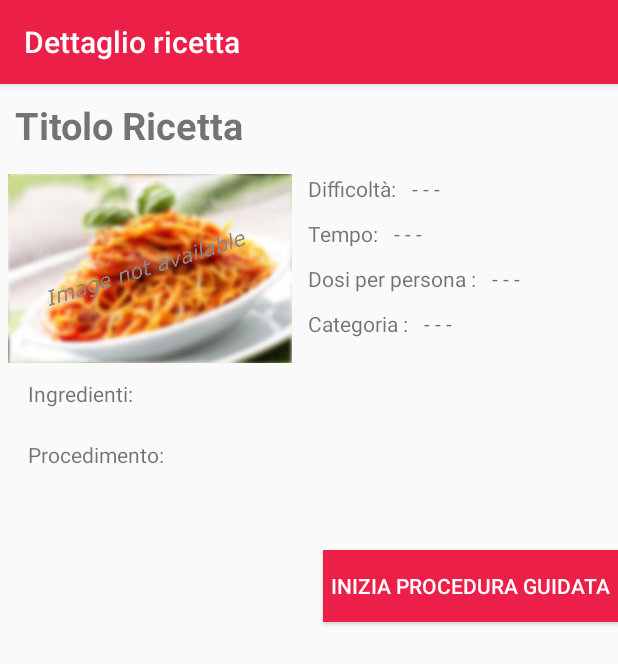
After one commit to Bat95/ProgettoMobile, an Android app: the fragment RecipeDetail shown on its own in the app's theme, on a phone screen of 412 x 824 dp. The commit adds this screen. Shown: the top 664 px of the screen. Run offline under Robolectric (Android 15) with nearby library versions, the phone set to English and light mode, and no system bars.

Commit message:
added recipe details - fixed app icon

```diff
--- a/app/src/main/java/com/myrecipebook/myrecipebook/Recipe.java
+++ b/app/src/main/java/com/myrecipebook/myrecipebook/Recipe.java
@@ -9,7 +9,6 @@ public class Recipe {
     public String MainPic;
     public int DosePerPerson;
     public String[] Steps;
-    public String[] StepImages;
     public String[] Ingredients;
     public int Difficulty;
     public int Duration;
--- /dev/null
+++ b/app/src/main/java/com/myrecipebook/myrecipebook/RecipeDetail.java
@@ -0,0 +1,32 @@
+package com.myrecipebook.myrecipebook;
+
+import android.os.Bundle;
+import android.support.annotation.Nullable;
+import android.support.v4.app.Fragment;
+import android.view.LayoutInflater;
+import android.view.View;
+import android.view.ViewGroup;
+
+/**
+ * Created by Sonia on 23/08/17.
+ */
+
+public class RecipeDetail extends Fragment {
+    @Override
+    public void onViewCreated(View view, @Nullable Bundle savedInstanceState) {
+        super.onViewCreated(view, savedInstanceState);
+        getActivity().setTitle(R.string.detail_recipe);
+
+        Recipe detailRecipe = new Recipe();
+
+
+
+
+    }
+
+    @Nullable
+    @Override
+    public View onCreateView(LayoutInflater inflater, @Nullable ViewGroup container, @Nullable Bundle savedInstanceState) {
+        return inflater.inflate(R.layout.recipe_details, container, false);
+    }
+}
--- /dev/null
+++ b/app/src/main/res/layout/recipe_details.xml
@@ -0,0 +1,149 @@
+<?xml version="1.0" encoding="utf-8"?>
+<RelativeLayout xmlns:android="http://schemas.android.com/apk/res/android"
+    xmlns:app="http://schemas.android.com/apk/res-auto"
+    android:layout_width="match_parent" android:layout_height="match_parent">
+
+    <TextView
+        android:id="@+id/titoloRicettaDettaglio"
+        android:layout_width="wrap_content"
+        android:layout_height="wrap_content"
+        android:textSize="25sp"
+        android:textStyle="bold"
+        android:text="@string/RecipeTitleDetail"
+        android:layout_alignParentTop="true"
+        android:layout_alignParentStart="true"
+        android:padding="10dp"/>
+
+    <ImageView
+        android:id="@+id/detail_image"
+        android:layout_width="wrap_content"
+        android:layout_height="wrap_content"
+        android:layout_alignParentStart="true"
+        android:layout_below="@+id/titoloRicettaDettaglio"
+        android:adjustViewBounds="true"
+        android:contentDescription="@string/immagine_ricetta"
+        android:maxHeight="200dp"
+        android:maxWidth="200dp"
+        app:srcCompat="@drawable/image_not_available"
+        android:padding="5dp" />
+
+    <TextView
+        android:id="@+id/detail_difficulty"
+        android:layout_width="wrap_content"
+        android:layout_height="wrap_content"
+        android:layout_alignTop="@+id/detail_image"
+        android:layout_toEndOf="@+id/detail_image"
+        android:text="@string/detail_difficulty"
+        android:padding="5dp" />
+
+    <TextView
+        android:id="@+id/detail_time"
+        android:layout_width="wrap_content"
+        android:layout_height="wrap_content"
+        android:text="@string/detail_time"
+        android:layout_below="@+id/detail_difficulty"
+        android:layout_toEndOf="@+id/detail_image"
+        android:padding="5dp" />
+
+    <TextView
+        android:id="@+id/detail_dose"
+        android:layout_width="wrap_content"
+        android:layout_height="wrap_content"
+        android:text="@string/detail_dose"
+        android:layout_toEndOf="@+id/detail_image"
+        android:padding="5dp"
+        android:layout_below="@+id/detail_time" />
+
+    <TextView
+        android:id="@+id/detail_category"
+        android:layout_width="wrap_content"
+        android:layout_height="wrap_content"
+        android:layout_toEndOf="@+id/detail_image"
+        android:text="@string/detail_category"
+        android:padding="5dp"
+        android:layout_below="@+id/detail_dose" />
+
+    <ListView
+        android:id="@+id/list_ingredients"
+        android:layout_width="match_parent"
+        android:layout_height="wrap_content"
+        android:padding="5dp"
+        android:layout_alignParentStart="true"
+        android:layout_below="@+id/detail_ingredients" />
+
+    <TextView
+        android:id="@+id/detail_ingredients"
+        android:layout_width="match_parent"
+        android:layout_height="wrap_content"
+        android:layout_alignParentStart="true"
+        android:layout_below="@+id/detail_image"
+        android:layout_marginStart="13dp"
+        android:text="@string/detail_ingredients"
+        android:padding="5dp" />
+
+    <ListView
+        android:id="@+id/list_procedure"
+        android:layout_width="match_parent"
+        android:layout_height="wrap_content"
+        android:padding="5dp"
+        android:layout_alignParentStart="true"
+        android:layout_below="@+id/detail_procedure" />
+
+    <TextView
+        android:id="@+id/detail_procedure"
+        android:layout_width="match_parent"
+        android:layout_height="wrap_content"
+        android:text="@string/detail_procedure"
+        android:padding="5dp"
+        android:layout_alignBottom="@+id/procedure_button"
+        android:layout_alignStart="@+id/detail_ingredients"
+        android:layout_below="@+id/list_ingredients"/>
+
+    <Button
+        android:id="@+id/procedure_button"
+        android:layout_width="wrap_content"
+        android:layout_height="wrap_content"
+        android:background="@color/colorPrimary"
+        android:textColor="#FFFFFF"
+        android:text="@string/inizia_procedura_guidata"
+        android:padding="5dp"
+        android:layout_below="@+id/detail_ingredients"
+        android:layout_alignParentEnd="true"
+        android:layout_marginTop="89dp" />
+
+    <TextView
+        android:id="@+id/difficulty_value"
+        android:layout_width="wrap_content"
+        android:layout_height="wrap_content"
+        android:layout_alignTop="@+id/detail_difficulty"
+        android:layout_toEndOf="@+id/detail_difficulty"
+        android:text="@string/unknown"
+        android:padding="5dp"/>
+
+    <TextView
+        android:id="@+id/time_value"
+        android:layout_width="wrap_content"
+        android:layout_height="wrap_content"
+        android:layout_alignTop="@+id/detail_time"
+        android:layout_toEndOf="@+id/detail_time"
+        android:text="@string/unknown"
+        android:padding="5dp"/>
+
+    <TextView
+        android:id="@+id/dose_value"
+        android:layout_width="wrap_content"
+        android:layout_height="wrap_content"
+        android:layout_alignTop="@+id/detail_dose"
+        android:layout_toEndOf="@+id/detail_dose"
+        android:text="@string/unknown"
+        android:padding="5dp"/>
+
+    <TextView
+        android:id="@+id/category_value"
+        android:layout_width="wrap_content"
+        android:layout_height="wrap_content"
+        android:layout_alignTop="@+id/detail_category"
+        android:layout_toEndOf="@+id/detail_category"
+        android:text="@string/unknown"
+        android:padding="5dp"/>
+</RelativeLayout>
--- a/app/src/main/res/values/strings.xml
+++ b/app/src/main/res/values/strings.xml
@@ -26,4 +26,15 @@
     <string name="app_icon">App Icon</string>
     <string name="background_header_image">Background Header Image</string>
     <string name="myrecipebook">MyRecipeBook</string>
+    <string name="RecipeTitleDetail">Titolo Ricetta</string>
+    <string name="detail_difficulty">Difficoltà:</string>
+    <string name="detail_time">Tempo:</string>
+    <string name="detail_dose">Dosi per persona :</string>
+    <string name="detail_category">Categoria :</string>
+    <string name="detail_ingredients">Ingredienti:</string>
+    <string name="immagine_ricetta">Immagine ricetta</string>
+    <string name="detail_procedure">Procedimento:</string>
+    <string name="detail_recipe">Dettaglio ricetta</string>
+    <string name="unknown">- - -</string>
+    <string name="inizia_procedura_guidata">Inizia procedura guidata</string>
 </resources>
```
Also changed, not shown: app/src/main/res/drawable/image_not_available.jpg (added), app/src/main/res/mipmap-hdpi/app_icon.png, app/src/main/res/mipmap-mdpi/app_icon.png, app/src/main/res/mipmap-xhdpi/app_icon.png, app/src/main/res/mipmap-xxhdpi/app_icon.png, app/src/main/res/mipmap-xxxhdpi/app_icon.png.
